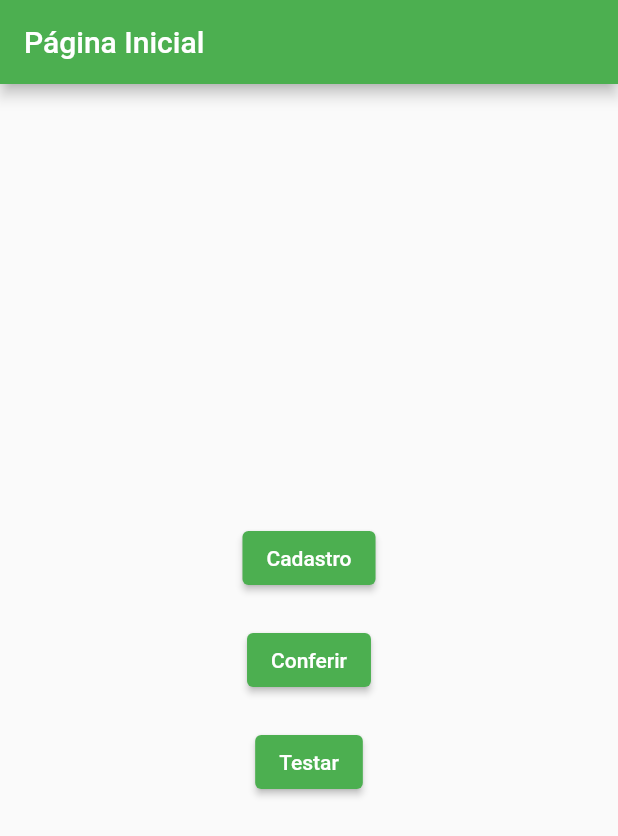
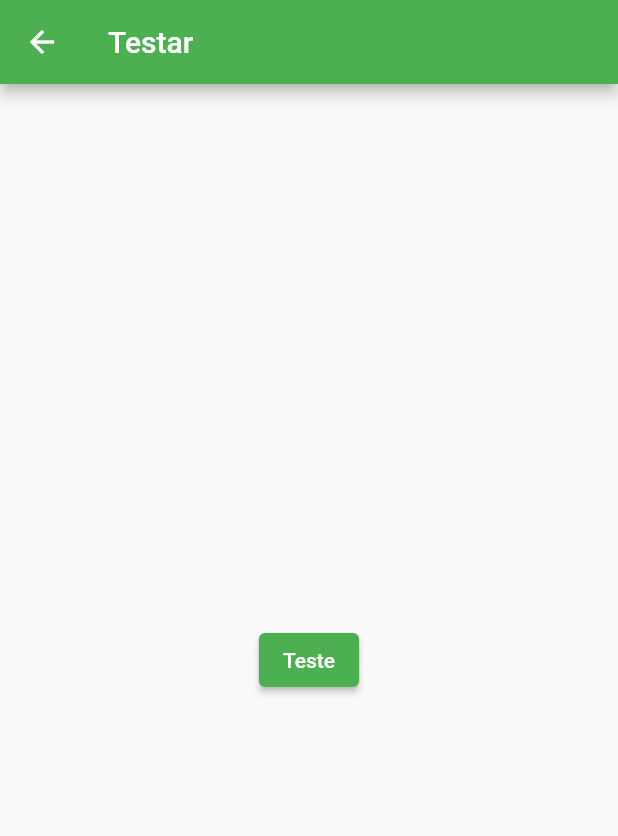
Before and after one commit to JoaoGabrielMata/ProjetoAA, a Flutter app: the screen it shows after launch, after a tap on "Testar", on a phone screen of 412 x 824 dp. Shown: the top 836 px of the screen. Run offline on Flutter 3.47's test engine with Material 2 defaults, Android fonts, the phone set to English and light mode, and no system bars; network calls fail.

Commit message:
Tentando fazer funcionar

```diff
--- a/Aplicativo/Projeto/AA/flutter_application_1/lib/main.dart
+++ b/Aplicativo/Projeto/AA/flutter_application_1/lib/main.dart
@@ -68,20 +68,10 @@ class HomePage extends StatelessWidget {
             ElevatedButton(
               child: Text('Testar'),
               onPressed: () {
-                final url = 'http://192.168.197.45/pino22';
-
-                http.get(Uri.parse(url)).then((response) {
-                  if (response.statusCode == 200) {
-                    // O comando foi executado com sucesso
-                    print('Comando enviado com sucesso para o ESP32');
-                  } else {
-                    // Ocorreu um erro ao enviar o comando
-                    print('Erro ao enviar o comando para o ESP32');
-                  }
-                }).catchError((error) {
-                  // Ocorreu um erro na solicitação HTTP
-                  print('Erro na solicitação HTTP: $error');
-                });
+                Navigator.push(
+                  context,
+                  MaterialPageRoute(builder: (context) => TestePage()),
+                );
               },
             ),
           ],
@@ -205,3 +195,39 @@ class ConferirPage extends StatelessWidget {
     );
   }
 }
+
+class TestePage extends StatelessWidget {
+  void _enviarSolicitacaoRelay(bool estado) {
+    final url = 'http://192.168.197.5/atualizar_rele?estado=$estado';
+
+    http.get(Uri.parse(url)).then((response) {
+      if (response.statusCode == 200) {
+        // O comando foi executado com sucesso
+        print('Comando enviado com sucesso para o ESP32');
+      } else {
+        // Ocorreu um erro ao enviar o comando
+        print('Erro ao enviar o comando para o ESP32');
+      }
+    }).catchError((error) {
+      // Ocorreu um erro na solicitação HTTP
+      print('Erro na solicitação HTTP: $error');
+    });
+  }
+
+  @override
+  Widget build(BuildContext context) {
+    return Scaffold(
+      appBar: CustomAppBar(
+        title: Text('Testar'),
+      ),
+      body: Center(
+        child: ElevatedButton(
+          child: Text('Teste'),
+          onPressed: () {
+            _enviarSolicitacaoRelay(true);
+          },
+        ),
+      ),
+    );
+  }
+}
```
